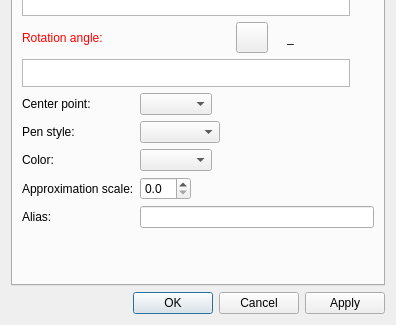
Above: src/libs/vtools/dialogs/tools/dialogellipticalarc.ui from dismine/valentina before the change; both pictures show x 0 to 396 and y 308 to 633 of the 396 by 633 pixel window. Below: the same form after it.
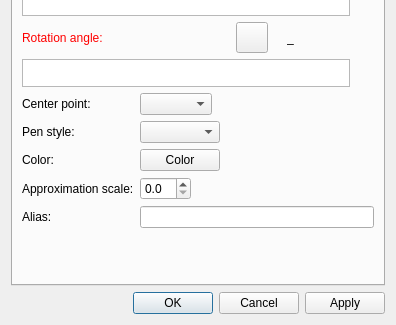
That is the form after the change. Icons and pictures are not drawn. Custom widgets are drawn as their Qt base class.

Commit message: Tool color picker.

Diff of the .ui file:
```diff
--- a/src/libs/vtools/dialogs/tools/dialogellipticalarc.ui
+++ b/src/libs/vtools/dialogs/tools/dialogellipticalarc.ui
@@ -983,13 +983,6 @@
            </property>
           </widget>
          </item>
-         <item row="2" column="1">
-          <widget class="QComboBox" name="comboBoxColor">
-           <property name="toolTip">
-            <string/>
-           </property>
-          </widget>
-         </item>
          <item row="2" column="0">
           <widget class="QLabel" name="label_11">
            <property name="text">
@@ -1059,6 +1052,13 @@
            </property>
           </widget>
          </item>
+         <item row="2" column="1">
+          <widget class="VPE::QtColorPicker" name="pushButtonColor">
+           <property name="text">
+            <string>Color</string>
+           </property>
+          </widget>
+         </item>
         </layout>
        </item>
        <item>
@@ -1101,6 +1101,11 @@
   </layout>
  </widget>
  <customwidgets>
+  <customwidget>
+   <class>VPE::QtColorPicker</class>
+   <extends>QPushButton</extends>
+   <header>../vpropertyexplorer/qtcolorpicker.h</header>
+  </customwidget>
   <customwidget>
    <class>VPlainTextEdit</class>
    <extends>QPlainTextEdit</extends>
```
Left out of the diff: 25 changed lines with no effect on the pictures. The commit also changes 62 other files.
